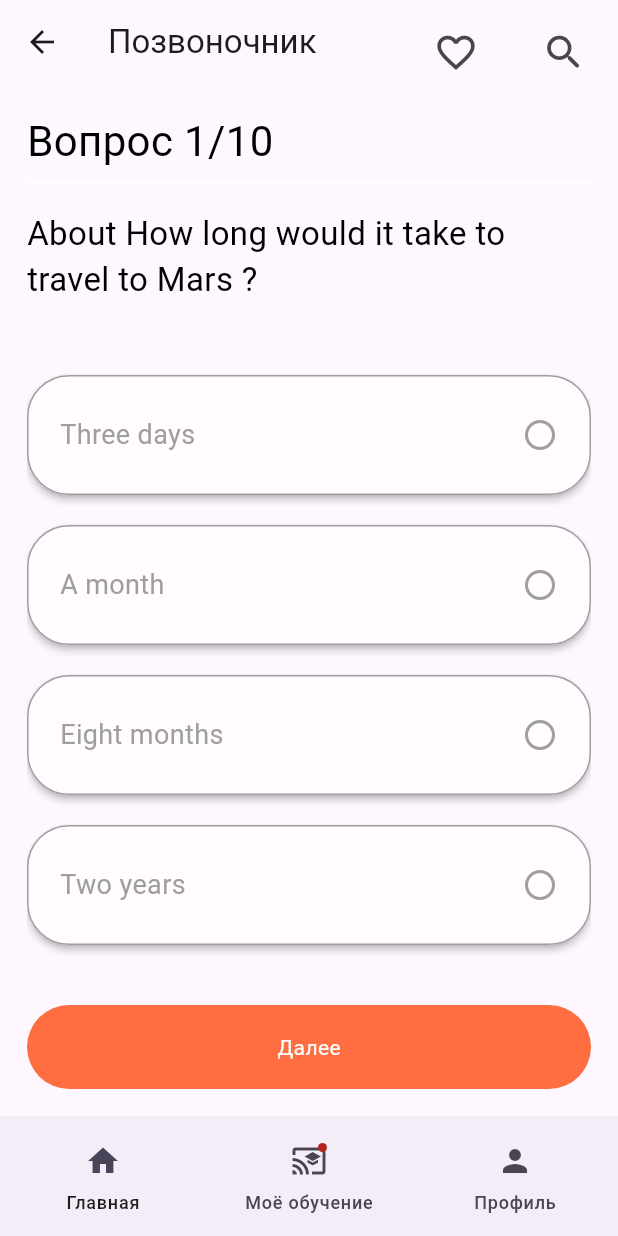
After one commit to T1murk1n/App, a Flutter app: the QuizzScreen screen opened by its route, on a phone screen of 412 x 824 dp. The commit adds this screen. Run offline on Flutter 3.47's test engine with Material 3 defaults, Android fonts, the phone set to English and light mode, and no system bars; our stand-ins replace blur, carousel_slider, flip_card.

Commit message:
create page Quiz2

```diff
--- a/lib/main.dart
+++ b/lib/main.dart
@@ -7,6 +7,7 @@ import 'package:medicine/pages/menu.dart';
 import 'package:medicine/pages/cards.dart';
 import 'package:medicine/pages/quiz.dart';
 import 'package:medicine/pages/menu_latin.dart';
+import 'package:medicine/pages/quiz2.dart';
 
 void main() => runApp(MaterialApp(
   debugShowCheckedModeBanner: false,
@@ -23,5 +24,6 @@ void main() => runApp(MaterialApp(
     '/cards': (context) => const Cards(),
     '/quiz': (context) => const Quiz(),
     '/menu_latin': (context) => const MenuLatin(),
+    '/quiz2': (context) => const QuizzScreen(),
   },
 ));
--- a/lib/pages/cards.dart
+++ b/lib/pages/cards.dart
@@ -8,6 +8,7 @@ class Cards extends StatefulWidget {
   @override
   State<Cards> createState() => _CardsState();
 }
+
 dynamic arrLatin = [['Vertebrae thoracicae','Грудной отдел'], ['Hjhgjdhfgjdhgjdhgjdhg', 'Хуйня какая-то'], ['Vertebra', 'Позвонок'],
   ['Corpus vertebrae', 'Тело позвонка']];
 
@@ -166,5 +167,4 @@ class _CardsState extends State<Cards> {
     });
   }
 
-
 }
--- a/lib/pages/menu.dart
+++ b/lib/pages/menu.dart
@@ -170,7 +170,7 @@ class _MenuState extends State<Menu> {
                       children: [
                         ElevatedButton(
                           onPressed: () {
-                            Navigator.pushNamed(context, '/quiz');
+                            Navigator.pushNamed(context, '/quiz2');
                           },
                           style: style,
                           child: Container(
--- a/lib/pages/menu_latin.dart
+++ b/lib/pages/menu_latin.dart
@@ -146,7 +146,7 @@ class _MenuLatinState extends State<MenuLatin> {
                               primary: Color.fromARGB(255, 224, 231, 255),
                             ),
                             onPressed: () {
-                              Navigator.pushNamed(context, '/quiz');
+                              Navigator.pushNamed(context, '/quiz2');
                             },
                             child: Container(
                               width: 126,
@@ -168,7 +168,7 @@ class _MenuLatinState extends State<MenuLatin> {
                               primary: Color.fromARGB(255, 199, 210, 254),
                             ),
                             onPressed: () {
-                              Navigator.pushNamed(context, '/quiz');
+                              Navigator.pushNamed(context, '/quiz2');
                             },
                             child: Container(
                               width: 126,
--- /dev/null
+++ b/lib/pages/quiz2.dart
@@ -0,0 +1,434 @@
+import 'package:flutter/material.dart';
+import 'dart:math';
+
+
+class AppColor {
+  static final secondaryColor = Color(0xFF117eeb);
+  static final greenColor = Color.fromARGB(35, 28, 169, 80);
+  static final redColor = Color.fromARGB(35, 239, 68, 68);
+  static final transparentColor = Color.fromARGB(255, 255, 251, 254);
+}
+
+class QuizzScreen extends StatefulWidget {
+  const QuizzScreen({Key? key}) : super(key: key);
+
+  @override
+  _QuizzScreenState createState() => _QuizzScreenState();
+}
+Widget getBackColorForOption(btnPressed, index, i) {
+  return btnPressed
+      ? questions[index].answers!.values.toList()[i]
+      ? Icon(Icons.check_circle, color: Colors.green)
+      : Icon(Icons.cancel, color: Colors.red)
+      : Icon(Icons.circle_outlined, color: Colors.grey);
+
+}
+
+
+
+class _QuizzScreenState extends State<QuizzScreen> {
+  int question_pos = 0;
+  int score = 0;
+  bool btnPressed = false;
+  PageController? _controller;
+  String btnText = "Далее";
+  bool answered = false;
+  @override
+  void initState() {
+    super.initState();
+    _controller = PageController(initialPage: 0);
+  }
+
+  @override
+  Widget build(BuildContext context) {
+    return Scaffold(
+        bottomNavigationBar: NavigationBar(
+          onDestinationSelected: (int index) {
+            if(index == 0) {
+              Navigator.pushNamed(context, '/');
+            }
+            if(index == 1) {
+              Navigator.pushNamed(context, '/splash');
+            }
+            if(index == 2) {
+              Navigator.pushNamed(context, '/splash');
+            }
+          },
+          indicatorColor: Colors.transparent,
+          destinations: const <Widget>[
+            NavigationDestination(
+              icon: Icon(Icons.home),
+              label: 'Главная',
+            ),
+            NavigationDestination(
+              icon: Badge(child: Icon(Icons.cast_for_education)),
+              label: 'Моё обучение',
+            ),
+            NavigationDestination(
+              icon: Icon(Icons.person),
+              label: 'Профиль',
+            ),
+          ],
+        ),
+        appBar:AppBar(
+          title: Text('Позвоночник'),
+          actions: [
+            Padding(
+              padding: const EdgeInsets.all(12.0),
+              child: IconButton(
+                onPressed: () {
+
+                },
+                icon: Icon(Icons.favorite_border, size: 30),
+              ),
+            ),
+            Padding(
+                padding: const EdgeInsets.all(12.0),
+                child: IconButton(
+                  onPressed: () {
+
+                  },
+                  icon: Icon(Icons.search_rounded, size: 30,),
+                )
+            )
+          ],
+        ),
+      body: Padding(
+          padding: const EdgeInsets.all(18.0),
+          child: PageView.builder(
+            controller: _controller!,
+            onPageChanged: (page) {
+              if (page == questions.length - 1) {
+                setState(() {
+                  btnText = "Завершить";
+                });
+              }
+              setState(() {
+                answered = false;
+              });
+            },
+            physics: new NeverScrollableScrollPhysics(),
+            itemBuilder: (context, index) {
+              return Column(
+                children: [
+                  SizedBox(
+                    width: double.infinity,
+                    child: Text(
+                      "Вопрос ${index + 1}/10",
+                      textAlign: TextAlign.start,
+                      style: TextStyle(
+                        color: Colors.black,
+                        fontSize: 28.0,
+                      ),
+                    ),
+                  ),
+                  Divider(
+                    color: Colors.white,
+                  ),
+                  SizedBox(
+                    height: 10.0,
+                  ),
+                  SizedBox(
+                    width: double.infinity,
+                    height: 110.0,
+                    child: Text(
+                      "${questions[index].question}",
+                      style: TextStyle(
+                        color: Colors.black,
+                        fontSize: 22.0,
+                      ),
+                    ),
+                  ),
+                  for (int i = 0; i < questions[index].answers!.length; i++)
+                    Container(
+                      width: double.infinity,
+                      height: 80.0,
+                      margin: EdgeInsets.only(
+                          bottom: 20.0),
+                      child: RawMaterialButton(
+                        shape: RoundedRectangleBorder(
+                          borderRadius: BorderRadius.circular(28.0),
+                          side: BorderSide(color: btnPressed
+                              ? questions[index].answers!.values.toList()[i]
+                              ? Colors.green
+                              : Colors.red
+                              : Colors.grey)
+                        ),
+                        fillColor: btnPressed
+                            ? questions[index].answers!.values.toList()[i]
+                            ? AppColor.greenColor
+                            : AppColor.redColor
+                            : AppColor.transparentColor,
+                        onPressed: !answered
+                            ? () {
+                          if (questions[index]
+                              .answers!
+                              .values
+                              .toList()[i]) {
+                            score++;
+                          }
+                          setState(() {
+                            btnPressed = true;
+                            answered = true;
+                          });
+                        }
+                            : null,
+                        child: Padding(
+                          padding: const EdgeInsets.only(left: 22.0, right: 22),
+                          child: Row(
+                            mainAxisAlignment: MainAxisAlignment.spaceBetween,
+                            children: [
+                              Flexible(
+                                child: Text(questions[index].answers!.keys.toList()[i],
+                                    style: TextStyle(
+                                      color: btnPressed
+                                          ? questions[index].answers!.values.toList()[i]
+                                          ? Colors.green
+                                          : Colors.red
+                                          : Colors.grey,
+                                      fontSize: 18.0,
+                                    )),
+                              ),
+                              getBackColorForOption(btnPressed, index, i)
+                                //  Icon(Icons.circle_outlined, color: Colors.grey)
+                            ],
+                          ),
+                        ),
+                      ),
+                    ),
+                  SizedBox(
+                    height: 20.0,
+                  ),
+                  Container(
+                    width: double.infinity,
+                    child: RawMaterialButton(
+                      onPressed: () {
+                        if (_controller!.page?.toInt() == questions.length - 1) {
+                          Navigator.push(
+                              context,
+                              MaterialPageRoute(
+                                  builder: (context) => ResultScreen(score)));
+                        } else {
+                          _controller!.nextPage(
+                              duration: Duration(milliseconds: 250),
+                              curve: Curves.easeInExpo);
+
+                          setState(() {
+                            btnPressed = false;
+                          });
+                        }
+                      },
+                      shape: StadiumBorder(),
+                      fillColor: Colors.deepOrangeAccent,
+                      padding: EdgeInsets.all(18.0),
+                      elevation: 0.0,
+                      child: Text(
+                        btnText,
+                        style: TextStyle(color: Colors.white),
+                      ),
+                    ),
+                  )
+                ],
+              );
+            },
+            itemCount: questions.length,
+          )),
+    );
+  }
+}
+
+class ResultScreen extends StatefulWidget {
+  int score;
+  ResultScreen(this.score, {Key? key}) : super(key: key);
+
+  @override
+  _ResultScreenState createState() => _ResultScreenState();
+}
+
+class _ResultScreenState extends State<ResultScreen> {
+  @override
+  Widget build(BuildContext context) {
+    return Scaffold(
+      bottomNavigationBar: NavigationBar(
+        onDestinationSelected: (int index) {
+          if(index == 0) {
+            Navigator.pushNamed(context, '/');
+          }
+          if(index == 1) {
+            Navigator.pushNamed(context, '/splash');
+          }
+          if(index == 2) {
+            Navigator.pushNamed(context, '/splash');
+          }
+        },
+        indicatorColor: Colors.transparent,
+        destinations: const <Widget>[
+          NavigationDestination(
+            icon: Icon(Icons.home),
+            label: 'Главная',
+          ),
+          NavigationDestination(
+            icon: Badge(child: Icon(Icons.cast_for_education)),
+            label: 'Моё обучение',
+          ),
+          NavigationDestination(
+            icon: Icon(Icons.person),
+            label: 'Профиль',
+          ),
+        ],
+      ),
+      appBar: AppBar(),
+      body: Column(
+        mainAxisAlignment: MainAxisAlignment.center,
+        children: [
+          Stack(
+            alignment: Alignment.center,
+            children: [
+              SizedBox(
+                height: 250,
+                width: 250,
+                child: CircularProgressIndicator(
+                  strokeWidth: 16,
+                  value: widget.score/questions.length,
+                  color: Colors.green,
+                  backgroundColor: Colors.transparent,
+                ),
+
+              ),
+              Text('${((widget.score/questions.length)*100).toStringAsFixed(2)}%', style: TextStyle(fontFamily: 'Roboto', fontSize: 32, fontWeight: FontWeight.w600),),
+            ],
+          ),
+          SizedBox(height: 34,),
+          Row(
+            mainAxisAlignment: MainAxisAlignment.center,
+            children: [
+              Text('Верных ответов ', style: TextStyle(fontSize: 18),),
+              Text('${widget.score}', style: TextStyle(color: Colors.green, fontSize: 18),),
+              SizedBox(width: 24,),
+              Text('Ошибок ', style: TextStyle(fontSize: 18),),
+              Text('${questions.length - widget.score}', style: TextStyle(color: Colors.red, fontSize: 18),),
+            ],
+          ),
+          SizedBox(height: 34,),
+          Container(
+            width: double.infinity,
+            child: Padding(
+              padding: const EdgeInsets.all(18.0),
+              child: ElevatedButton(
+                style: ElevatedButton.styleFrom(
+                  backgroundColor: Colors.deepOrangeAccent
+                ),
+                onPressed: () {
+                  Navigator.push(
+                      context,
+                      MaterialPageRoute(
+                        builder: (context) => QuizzScreen(),
+                      ));
+                },
+                child: Padding(
+                  padding: const EdgeInsets.all(14.0),
+                  child: Text(
+                    "Пройти тест заново",
+                    style: TextStyle(color: Colors.white, fontSize: 20),
+                  ),
+                ),
+              ),
+            ),
+          ),
+        ],
+      ),
+    );
+  }
+}
+
+
+
+class QuestionModel {
+  String? question;
+  Map<String, bool>? answers;
+  QuestionModel(this.question, this.answers);
+}
+List<QuestionModel> _questions = [
+  QuestionModel(
+    "How Many Whiskers does the average cat have on each side of its face ?",
+    {
+      "1": false,
+      "3": false,
+      "12": true,
+      "5,007": false,
+    },
+  ),
+  QuestionModel("When does a cat purr ?", {
+    "When it cares for its kittens": false,
+    "When it needs confort hgh gkh gjkhjfk hfjhf jffhjfjghkjf fjhklfjhkjf fjhflk": false,
+    "When it feels content": false,
+    "All of the above": true,
+  }),
+  QuestionModel("What is the averge nulber of kittens in a litter ?", {
+    "1 to 2": false,
+    "3 to 5": true,
+    "8 to 10": false,
+    "12 to 14": false,
+  }),
+  QuestionModel("How many moons does Mars have ?", {
+    "1": false,
+    "2": false,
+    "4": true,
+    "8": false,
+  }),
+  QuestionModel("What is Mars's nickname ?", {
+    "The red planet": true,
+    "The dusty planet": false,
+    "The hot planet": false,
+    "The smelly planet": false,
+  }),
+  QuestionModel("About How long would it take to travel to Mars ?", {
+    "Three days": false,
+    "A month": false,
+    "Eight months": true,
+    "Two years": false,
+  }),
+  QuestionModel(
+      "Mars is Named after the Roman god Mars. What is he the god of ?", {
+    "Fire": false,
+    "Love": false,
+    "Agriculture": false,
+    "War": true,
+  }),
+  QuestionModel("Mars Is the ___ planet from the sun ?", {
+    "Secon": false,
+    "Third": false,
+    "Fourth": true,
+    "Sixth": false,
+  }),
+  QuestionModel(
+      "Where did Orville and Wilbur Wright build their first flying airplane ?",
+      {
+        "Paris, France": false,
+        "Boston, Massachusetts": false,
+        "Kitty Hawk, North Carolina": true,
+        "Tokyou, Japan": false,
+      }),
+  QuestionModel(
+      "The First astronuts to travel to space came from which country ?", {
+    "United States": false,
+    "Soviet Union (now Russia)": true,
+    "China": false,
+    "Rocketonia": false,
+  }),
+];
+
+List<QuestionModel> shuffle(List<QuestionModel> items) {
+  var random = new Random();
+
+  for (var i = items.length - 1; i > 0; i--) {
+    var n = random.nextInt(i + 1);
+    var temp = items[i];
+    items[i] = items[n];
+    items[n] = temp;
+  }
+  return items;
+}
+
+
+List<QuestionModel> questions = shuffle(_questions);
```
Also changed, not shown: lib/pages/quiz.dart (+7 -7 lines), lib/pages/splash.dart (+52 -52 lines).
